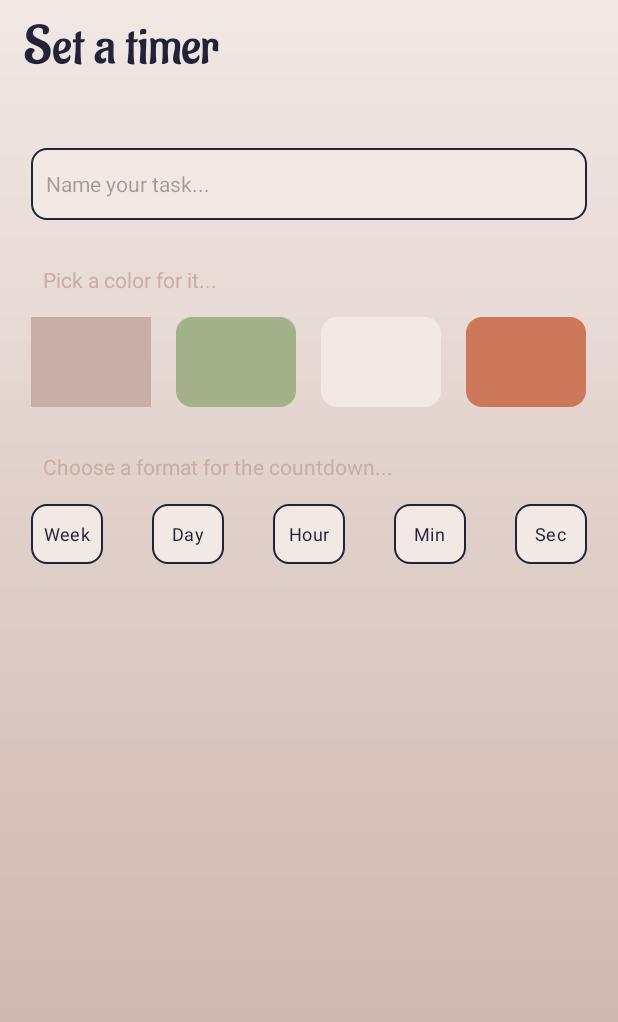
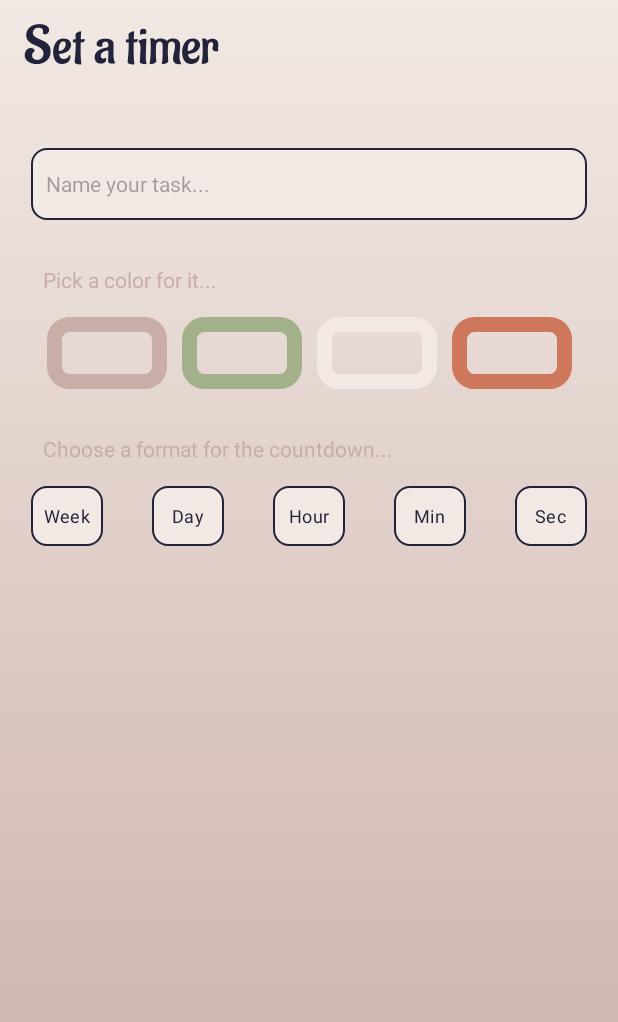
Before and after one commit to blarbee/deadline_countdown, an Android app: the TaskActivity screen opened directly, with no data from a screen before it, on a phone screen of 412 x 824 dp. Shown: the top 1022 px of the screen. Run offline under Robolectric (Android 15) with nearby library versions, the phone set to English and light mode, and no system bars; our stand-ins replace FlexboxLayout.

Commit message:
Add a satisfactory radiobuttongroup for color picking

```diff
--- a/app/src/main/res/drawable/checkbox_checked_color.xml
+++ b/app/src/main/res/drawable/checkbox_checked_color.xml
@@ -1,6 +1,6 @@
 <?xml version="1.0" encoding="utf-8"?>
 <shape xmlns:android="http://schemas.android.com/apk/res/android">
-    <stroke android:width="3dp" android:color="@color/og_black"/>
-    <corners android:radius="@dimen/corner_radius"/>
-
+    <solid android:color="@color/og_black"/>
+    <stroke android:width="20dp" android:color="@color/og_black"/>
+    <corners android:radius="5dp"/>
 </shape>
--- a/app/src/main/res/drawable/checkbox_unchecked_color.xml
+++ b/app/src/main/res/drawable/checkbox_unchecked_color.xml
@@ -1,6 +1,7 @@
 <?xml version="1.0" encoding="utf-8"?>
 <shape xmlns:android="http://schemas.android.com/apk/res/android">
-    <stroke android:width="1dp" android:color="@color/og_black"/>
+    <solid android:color="@android:color/transparent"/>
+    <stroke android:width="10dp" android:color="@color/og_black"/>
     <corners android:radius="@dimen/corner_radius"/>
 
 </shape>
--- a/app/src/main/res/layout/activity_task.xml
+++ b/app/src/main/res/layout/activity_task.xml
@@ -33,8 +33,7 @@
         android:inputType="text"
         app:layout_constraintLeft_toRightOf="@id/left_guideline"
         app:layout_constraintRight_toLeftOf="@id/right_guideline"
-        app:layout_constraintTop_toBottomOf="@id/top_guideline"
-        />
+        app:layout_constraintTop_toBottomOf="@id/top_guideline" />
 
     <TextView
         android:id="@+id/pick_color"
@@ -49,64 +48,79 @@
 
 
 
-    <com.google.android.flexbox.FlexboxLayout
+<!--    <com.google.android.flexbox.FlexboxLayout-->
+<!--        android:id="@+id/color_layout"-->
+<!--        android:layout_width="0dp"-->
+<!--        android:layout_height="60sp"-->
+<!--        android:layout_marginTop="15dp"-->
+
+<!--        app:flexWrap="wrap"-->
+<!--        app:alignItems="stretch"-->
+<!--        app:alignContent="space_around"-->
+<!--        app:justifyContent="space_between"-->
+
+<!--        app:layout_constraintTop_toBottomOf="@id/pick_color"-->
+<!--        app:layout_constraintLeft_toLeftOf="@id/left_guideline"-->
+<!--        app:layout_constraintRight_toRightOf="@id/right_guideline">-->
+
+
+<!--    =================================================== USER PICKS A COLOR-->
+    <RadioGroup
         android:id="@+id/color_layout"
-        android:layout_width="0dp"
-        android:layout_height="60sp"
+        android:layout_width="wrap_content"
+        android:layout_height="wrap_content"
+        android:orientation="horizontal"
         android:layout_marginTop="15dp"
 
-        app:flexWrap="wrap"
-        app:alignItems="stretch"
-        app:alignContent="space_around"
-        app:justifyContent="space_between"
-
         app:layout_constraintTop_toBottomOf="@id/pick_color"
+        app:layout_constraintBottom_toTopOf="@id/which"
         app:layout_constraintLeft_toLeftOf="@id/left_guideline"
-        app:layout_constraintRight_toRightOf="@id/right_guideline">
-        <androidx.appcompat.widget.AppCompatCheckBox
+        app:layout_constraintRight_toLeftOf="@id/right_guideline">
+        <androidx.appcompat.widget.AppCompatRadioButton
             android:id="@+id/task_color_1"
+            android:backgroundTint="@color/og_cream"
             style="@style/checkbox_color"
-            android:background="@color/og_cream"
             android:layout_width="80sp"
             android:layout_height="match_parent"
             android:contentDescription="TODO"
-
-            />
-        <ImageView
+            android:layout_marginRight="10sp"/>
+        <androidx.appcompat.widget.AppCompatRadioButton
             android:id="@+id/task_color_2"
             android:layout_width="80sp"
             android:layout_height="match_parent"
-            android:background="@drawable/task_background"
+            style="@style/checkbox_color"
             android:backgroundTint="@color/og_green"
             android:contentDescription="TODO"
-
-            tools:ignore="MissingConstraints" />
-        <ImageView
+            tools:ignore="MissingConstraints"
+            android:layout_marginRight="10sp"/>
+        <androidx.appcompat.widget.AppCompatRadioButton
             android:id="@+id/task_color_3"
+            style="@style/checkbox_color"
             android:layout_width="80sp"
             android:layout_height="match_parent"
-            android:background="@drawable/task_background"
             android:backgroundTint="@color/og_white"
             android:contentDescription="TODO"
+            tools:ignore="MissingConstraints"
+            android:layout_marginRight="10sp"/>
+        <androidx.appcompat.widget.AppCompatRadioButton
+            android:id="@+id/task_color_4"
+            style="@style/checkbox_color"
+            android:layout_width="80sp"
+            android:layout_height="match_parent"
+            android:contentDescription="TODO"
+            android:backgroundTint="@color/og_orange"
+            app:layout_constraintLeft_toRightOf="@id/task_color_3"
+            tools:ignore="MissingConstraints"
+            />
+
+    </RadioGroup>
 
 
-            tools:ignore="MissingConstraints" />
-        <ImageView
-            android:id="@+id/task_color_4"
-            android:layout_width="80sp"
-            android:layout_height="match_parent"
-            android:background="@drawable/task_background"
-            android:backgroundTint="@color/og_orange"
-            android:contentDescription="TODO"
-            app:layout_constraintLeft_toRightOf="@id/task_color_3"
-            tools:ignore="MissingConstraints"
-
-            />
-
-    </com.google.android.flexbox.FlexboxLayout>
+<!--    </com.google.android.flexbox.FlexboxLayout>-->
 
 
 
+<!--    =================================================== USER PICKS A FORMAT-->
     <TextView
         android:id="@+id/which"
         android:layout_width="wrap_content"
@@ -130,60 +144,49 @@
         app:flexWrap="wrap"
         app:alignItems="stretch"
         app:alignContent="space_around"
-        app:justifyContent="space_between"
-        >
-
-
-
+        app:justifyContent="space_between">
 
         <androidx.appcompat.widget.AppCompatCheckBox
             android:id="@+id/format_week"
             style="@style/checkbox"
             android:layout_width="wrap_content"
             android:layout_height="40sp"
-            android:text="Week"
-
-
-            />
+            android:text="Week" />
         <androidx.appcompat.widget.AppCompatCheckBox
             android:id="@+id/format_day"
             style="@style/checkbox"
             android:layout_width="wrap_content"
             android:layout_height="40sp"
-            android:text="Day"
-
-            />
+            android:text="Day" />
         <androidx.appcompat.widget.AppCompatCheckBox
             android:id="@+id/format_hour"
             style="@style/checkbox"
             android:layout_width="wrap_content"
             android:layout_height="40sp"
-            android:text="Hour"
-            />
+            android:text="Hour"/>
         <androidx.appcompat.widget.AppCompatCheckBox
             android:id="@+id/format_min"
             style="@style/checkbox"
             android:layout_width="wrap_content"
             android:layout_height="40sp"
-            android:text="Min"
-        />
+            android:text="Min" />
         <androidx.appcompat.widget.AppCompatCheckBox
             android:id="@+id/format_sec"
             style="@style/checkbox"
             android:layout_width="wrap_content"
             android:layout_height="40sp"
-            android:text="Sec"
-            />
+            android:text="Sec" />
     </com.google.android.flexbox.FlexboxLayout>
 
 
 
+<!--    =================================================== USER PICKS A DATE-->
 
+<!--    =================================================== USER PICKS A TIME-->
 
+<!--    =================================================== USER ADDS AN OPTIONAL DESCRIPTION-->
 
-
-
-
+<!--    =================================================== GUIDELINES-->
 
     <androidx.constraintlayout.widget.Guideline
         android:id="@+id/top_guideline"
```
